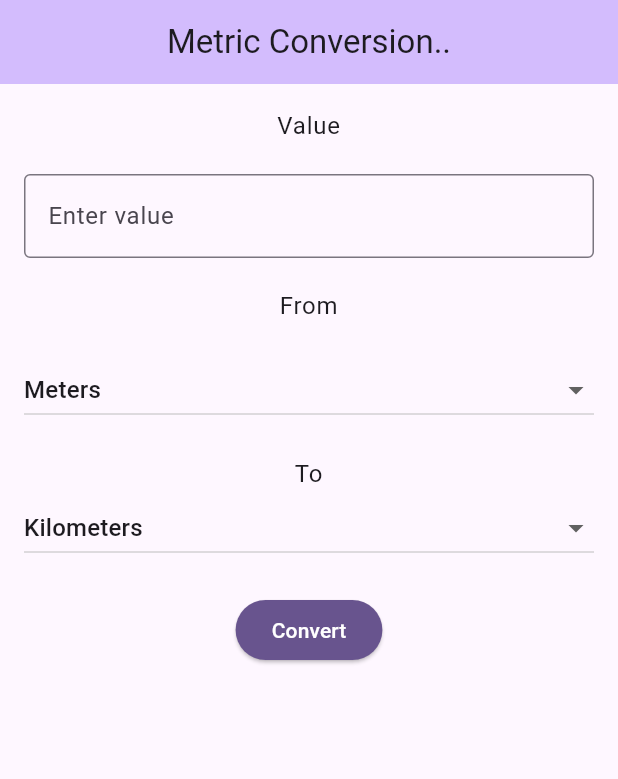
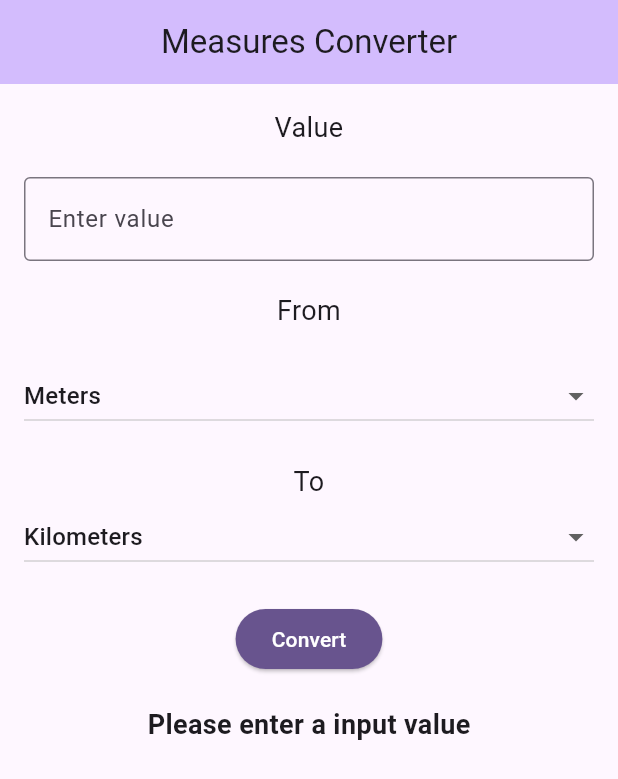
Before and after one commit to olkanth/MSCS-533-MultiPlatformAppDevelopment, a Flutter app: the screen it shows after launch, after a tap on "Convert", on a phone screen of 412 x 824 dp. Shown: the top 779 px of the screen. Run offline on Flutter 3.47's test engine with Material 3 defaults, Android fonts, the phone set to English and light mode, and no system bars.

Commit message:
MetricConversion updated with conversion logic

```diff
--- a/Week1/metrics_conversion/lib/pages/metricconversion.dart
+++ b/Week1/metrics_conversion/lib/pages/metricconversion.dart
@@ -8,9 +8,12 @@ class MetricConversion extends StatefulWidget {
 }
 
 class _MetricConversionState extends State<MetricConversion> {
+  final TextEditingController _inputController = TextEditingController();
   String _fromUnit = 'Meters';
   String _toUnit = 'Kilometers';
+  String _result = '';
 
+  // Dictionary to store conversion rates
   final Map<String, double> _conversionRates = {
     'Meters': 1.0,
     'Kilometers': 1000.0,
@@ -24,7 +27,7 @@ class _MetricConversionState extends State<MetricConversion> {
   Widget build(BuildContext context) {
     return Scaffold(
       appBar: AppBar(
-        title: const Text("Metric Conversion.."),
+        title: const Text("Measures Converter"),
         centerTitle: true,
         backgroundColor: Theme.of(context).colorScheme.inversePrimary,
       ),
@@ -35,10 +38,11 @@ class _MetricConversionState extends State<MetricConversion> {
             Text(
               "Value",
               textAlign: TextAlign.center,
-              style: Theme.of(context).textTheme.bodyLarge,
+              style: const TextStyle(fontSize: 18, fontWeight: FontWeight.w400)
             ),
             const SizedBox(height: 20),
             TextField(
+              controller: _inputController,
               keyboardType: TextInputType.number,
               decoration: const InputDecoration(
                 labelText: 'Enter value',
@@ -50,7 +54,7 @@ class _MetricConversionState extends State<MetricConversion> {
             Text(
               "From",
               textAlign: TextAlign.center,
-              style: Theme.of(context).textTheme.bodyLarge,
+              style: const TextStyle(fontSize: 18, fontWeight: FontWeight.w400)
             ),
             const SizedBox(height: 20),
             DropdownButton(
@@ -70,13 +74,12 @@ class _MetricConversionState extends State<MetricConversion> {
               value: _fromUnit,
               isExpanded: true,
               hint: const Text('From Unit'),
-
             ),
             const SizedBox(height: 20),
             Text(
               "To",
               textAlign: TextAlign.center,
-              style: Theme.of(context).textTheme.bodyLarge,
+              style: const TextStyle(fontSize: 18, fontWeight: FontWeight.w400)
             ),
             DropdownButton(
               items: _conversionRates.keys.map<DropdownMenuItem<String>>((
@@ -98,16 +101,40 @@ class _MetricConversionState extends State<MetricConversion> {
             ),
             const SizedBox(height: 20),
             ElevatedButton(
-              onPressed: () {  },
-              child: const Text('Convert'),
+              onPressed: _convertValue,
               style: ElevatedButton.styleFrom(
                 backgroundColor: Theme.of(context).colorScheme.primary,
                 foregroundColor: Theme.of(context).colorScheme.onPrimary,
               ),
+              child: const Text('Convert'),
             ),
+            const SizedBox(height: 20),
+            Text(_result, style: const TextStyle(fontSize: 18, fontWeight: FontWeight.bold)),
           ],
         ),
       ),
     );
   }
+
+  // Function to handle the conversion logic
+  void _convertValue() {
+    double? input = double.tryParse(_inputController.text);
+    if (input == null) {
+      setState(() {
+        _result = 'Please enter a input value';
+      });
+      return;
     }
+
+    // Perform the conversion based on the selected units
+    double fromRate = _conversionRates[_fromUnit]!;
+    double toRate = _conversionRates[_toUnit]!;
+    double resultValue = (input * fromRate) / toRate;
+
+  // Update the result text
+    setState(() {
+      _result =
+          '$input $_fromUnit are ${resultValue.toStringAsFixed(4)} $_toUnit';
+    });
+  }
+}
```
Lines whose indentation alone changed are shown as unchanged.
